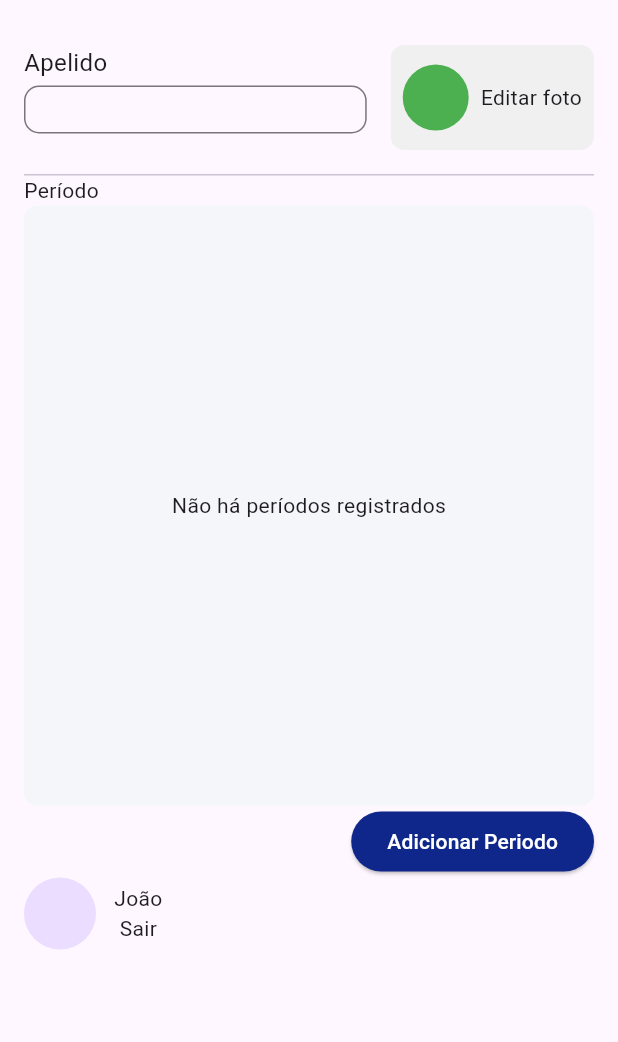
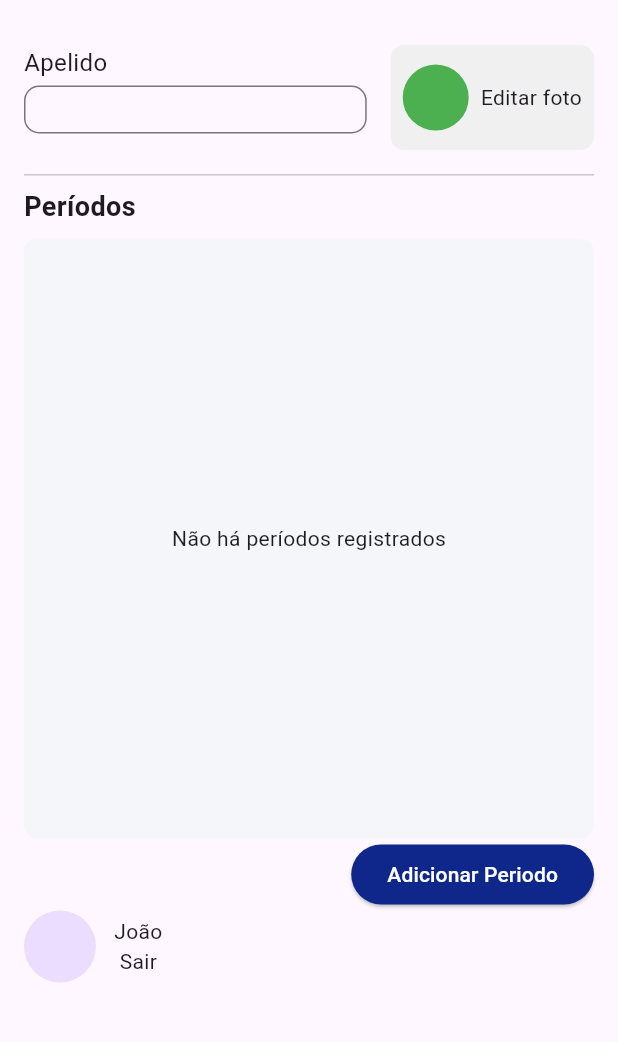
Before and after one commit to Leuow95/sciencedex_challenge, a Flutter app: the screen it shows after launch, on a phone screen of 412 x 824 dp, the part 63-1105 px from its top. Run offline on Flutter 3.47's test engine with Material 2 defaults, Android fonts, the phone set to English and light mode, and no system bars; our stand-ins replace flutter_modular, shared_preferences.

Commit message:
feat: improved text style

```diff
--- a/lib/src/features/configuration/ui/configuration_page.dart
+++ b/lib/src/features/configuration/ui/configuration_page.dart
@@ -42,9 +42,7 @@ class _ConfigurationPageState extends State<ConfigurationPage> {
           )
         ],
       ),
-      body: RefreshIndicator(
-        onRefresh: () => configurationController.getPeriods(),
-        child: SingleChildScrollView(
+      body: SingleChildScrollView(
         child: Padding(
           padding: const EdgeInsets.all(16.0),
           child: ValueListenableBuilder(
@@ -73,7 +71,6 @@ class _ConfigurationPageState extends State<ConfigurationPage> {
           ),
         ),
       ),
-      ),
     );
   }
 }
--- a/lib/src/features/configuration/ui/widgets/period_section.dart
+++ b/lib/src/features/configuration/ui/widgets/period_section.dart
@@ -14,7 +14,12 @@ class PeriodSection extends StatelessWidget {
     return Column(
       crossAxisAlignment: CrossAxisAlignment.start,
       children: [
-        const Text("Período"),
+        const SizedBox(height: 8),
+        const Text(
+          "Períodos",
+          style: TextStyle(fontSize: 18, fontWeight: FontWeight.w700),
+        ),
+        const SizedBox(height: 8),
         Container(
           height: 400,
           decoration: BoxDecoration(
```
Lines whose indentation alone changed are shown as unchanged.
